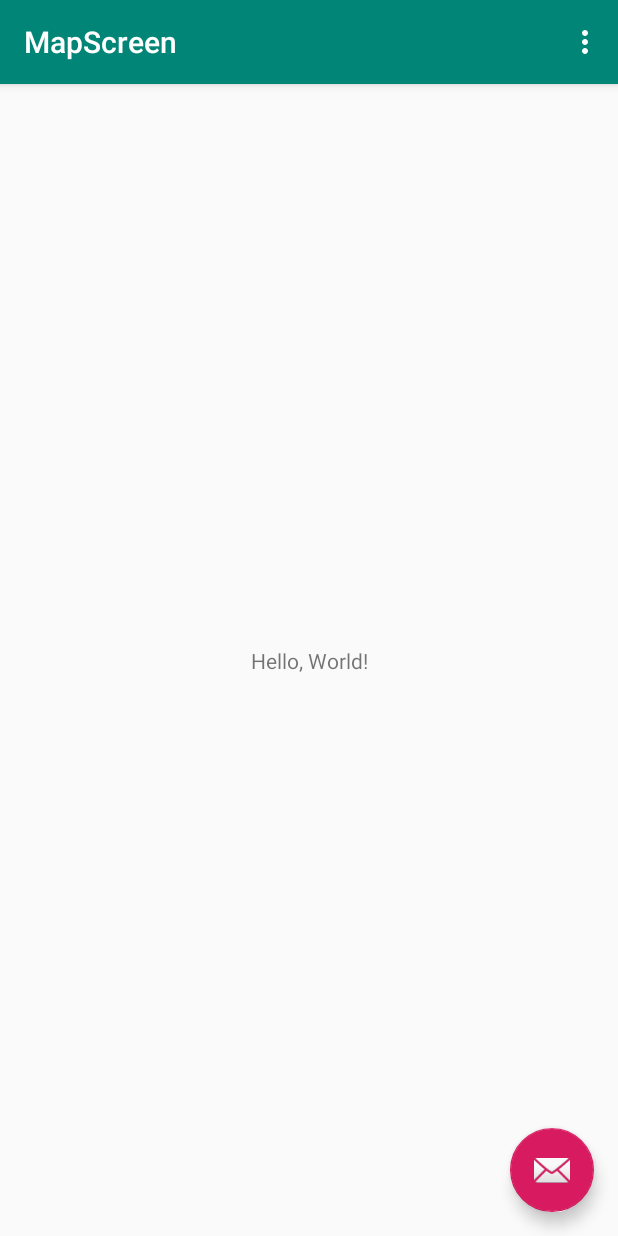
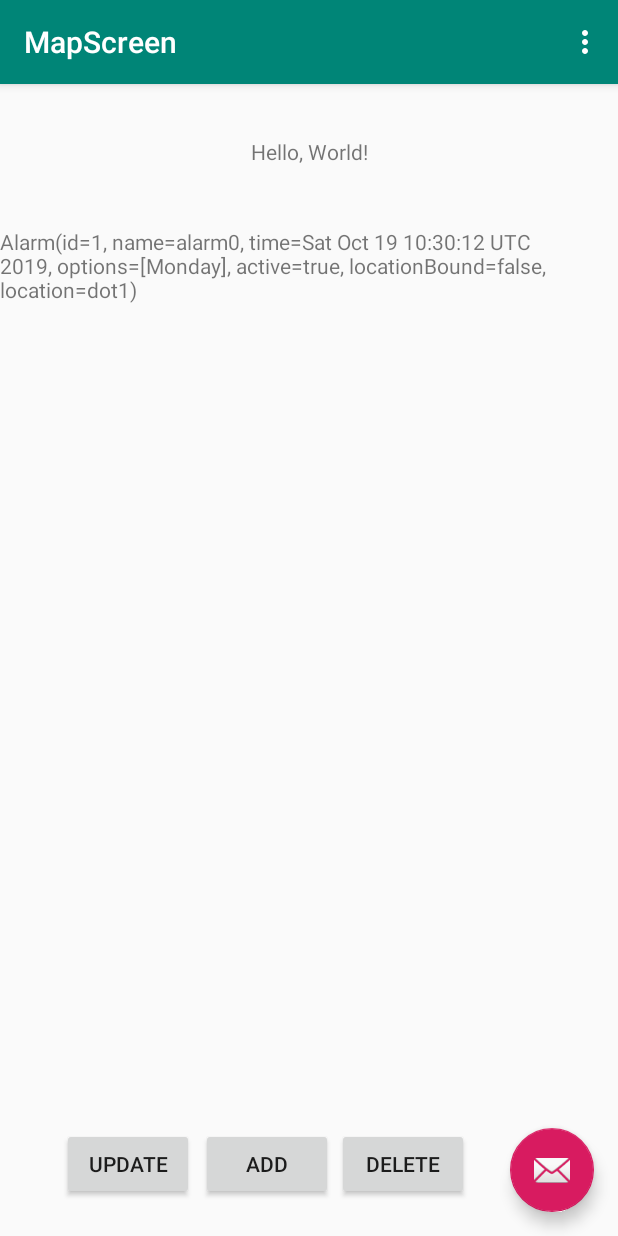
Before and after one commit to Alexanderrand101/mapalarm, an Android app: the screen it shows after launch (MainActivity), after a tap on an icon or button, on a phone screen of 412 x 824 dp. Run offline under Robolectric (Android 15) with nearby library versions, the light colour scheme and no system bars; 2 other taps on this screen came first.

Commit message:
Db things

```diff
--- a/app/src/main/java/com/matmik/mapalarm/android/MainActivity.kt
+++ b/app/src/main/java/com/matmik/mapalarm/android/MainActivity.kt
@@ -8,12 +8,22 @@ import androidx.appcompat.app.AppCompatActivity
 import android.view.Menu
 import android.view.MenuItem
 import android.view.View
+import android.widget.TextView
 import androidx.appcompat.app.AppCompatDelegate
 import com.matmik.mapalarm.android.config.LocaleManager
+import com.matmik.mapalarm.android.db.DbHelper
+import com.matmik.mapalarm.android.model.Alarm
+import com.matmik.mapalarm.android.model.Options
 
 import kotlinx.android.synthetic.main.activity_main.*
+import kotlinx.android.synthetic.main.content_main.*
+import java.util.*
+import kotlin.collections.ArrayList
 
 class MainActivity : AppCompatActivity(), View.OnClickListener {
+
+    private lateinit var dbHelper: DbHelper
+    private var counter = 0
 
     override fun attachBaseContext(base: Context?) {
         super.attachBaseContext(LocaleManager.setLocale(base))
@@ -23,11 +33,16 @@ class MainActivity : AppCompatActivity(), View.OnClickListener {
         super.onCreate(savedInstanceState)
         setContentView(R.layout.activity_main)
         setSupportActionBar(toolbar)
-        resetTitle()
+        dbHelper = DbHelper(this)
+        /*resetTitle()
         this.applicationContext.resources.configuration
         this.baseContext.resources.configuration
-        val string = getString(R.string.hw);
+        val string = getString(R.string.hw);*/
         fab.setOnClickListener(this)
+        add.setOnClickListener(this)
+        update.setOnClickListener(this)
+        delete.setOnClickListener(this)
+        refreshTb()
     }
 
     fun resetTitle(){
@@ -57,14 +72,43 @@ class MainActivity : AppCompatActivity(), View.OnClickListener {
 
             R.id.fab -> {
                 //LocaleManagerMew.setLocale(this@LoginCustomerFragment.activity?.applicationContext)
-                var mCurrentLanguage = LocaleManager.getCurrentLanguage(this.applicationContext)
+                /*var mCurrentLanguage = LocaleManager.getCurrentLanguage(this.applicationContext)
                 if (mCurrentLanguage == LocaleManager.mRussianFlag) {
                     LocaleManager.setNewLocale(this.applicationContext, LocaleManager.mEnglishFlag)
                 } else if (mCurrentLanguage == LocaleManager.mEnglishFlag) {
                     LocaleManager.setNewLocale(this.applicationContext, LocaleManager.mRussianFlag)
                 }
-                this.recreate()
+                this.recreate()*/
+            }
+            R.id.add -> {
+                dbHelper.addAlarm(Alarm(name = "alarm$counter",
+                    time = Date(System.currentTimeMillis()),
+                    options = arrayOf(Options.Monday).toList(),
+                    active = true,
+                    locationBound = false,
+                    location = "dot$counter"))
+                counter++
+            }
+            R.id.update -> {
+                val alarm = dbHelper.getAllAlarms().maxBy { it.id }
+                alarm!!.time = Date(System.currentTimeMillis())
+                alarm!!.location = "dot$counter"
+                dbHelper.updateAlarm(alarm)
+                counter++
+            }
+            R.id.delete -> {
+                val id = dbHelper.getAllAlarms().map { it.id }.maxBy { it }
+                dbHelper.deleteAlarm(id!!)
             }
         }
+        refreshTb()
+    }
+
+    private fun refreshTb(){
+        val view = findViewById<TextView>(R.id.output)
+        var text = ""
+        for (alarm in dbHelper.getAllAlarms())
+            text += alarm.toString() + "\n"
+        view.text = text
     }
 }
--- /dev/null
+++ b/app/src/main/java/com/matmik/mapalarm/android/UtilFuncs.kt
@@ -0,0 +1,3 @@
+package com.matmik.mapalarm.android
+
+fun Boolean.toInt(): Int = if (this) 1 else 0
--- /dev/null
+++ b/app/src/main/java/com/matmik/mapalarm/android/db/DbHelper.kt
@@ -0,0 +1,118 @@
+package com.matmik.mapalarm.android.db
+
+import android.content.ContentValues
+import android.content.Context
+import android.database.Cursor
+import android.database.sqlite.SQLiteDatabase
+import android.database.sqlite.SQLiteOpenHelper
+import com.matmik.mapalarm.android.model.Alarm
+import com.matmik.mapalarm.android.model.Options
+import com.matmik.mapalarm.android.toInt
+import java.lang.ArithmeticException
+import java.lang.Exception
+import java.util.*
+import kotlin.collections.ArrayList
+
+class DbHelper(context: Context): SQLiteOpenHelper(context, DB_NAME, null, DB_VERSION) {
+
+    companion object{
+        val DB_NAME = "MapAlarm.db"
+        val DB_VERSION = 1
+        val SEPARATOR = "|"
+        val NOT_FOUND_MSG = "alarm with id = %d not found"
+        val TABLE_NAME = "alarms"
+        val COL_ID = "id"
+        val COL_NAME = "name"
+        val COL_TIME = "time"
+        val COL_OPTIONS = "options"
+        val COL_ACTIVE = "active"
+        val COL_LOCATION_BOUND = "location_bound"
+        val COL_LOCATION = "location"
+        val SCRIPT_CREATE = "CREATE TABLE $TABLE_NAME (" +
+                "$COL_ID INTEGER PRIMARY KEY AUTOINCREMENT, " +
+                "$COL_NAME TEXT NOT NULL, " +
+                "$COL_TIME INTEGER NOT NULL, " +
+                "$COL_OPTIONS TEXT NOT NULL, " +
+                "$COL_ACTIVE INTEGER NOT NULL, " +
+                "$COL_LOCATION_BOUND INTEGER NOT NULL, " +
+                "$COL_LOCATION TEXT NOT NULL" +
+                ");"
+        val SCRIPT_DROP = "DROP TABLE $TABLE_NAME;"
+        val SCRIPT_GET = "SELECT * FROM $TABLE_NAME WHERE $COL_ID = ?;"
+        val SCRIPT_GET_ALL = "SELECT * FROM $TABLE_NAME;"
+    }
+
+    override fun onCreate(db: SQLiteDatabase?) {
+        db!!.execSQL(SCRIPT_CREATE)
+    }
+
+    override fun onUpgrade(db: SQLiteDatabase?, oldVersion: Int, newVersion: Int) {
+        db!!.execSQL(SCRIPT_DROP)
+        onCreate(db)
+    }
+
+    fun getAlarm(id: Int): Alarm{
+        val db = this.readableDatabase
+        val cursor = db.rawQuery(SCRIPT_GET, arrayOf(id.toString()))
+        if(cursor.moveToFirst()){
+            return parseCursor(cursor)
+        }
+        else{
+            throw Exception(NOT_FOUND_MSG.format(id))
+        }
+
+    }
+
+    fun addAlarm(alarm: Alarm){
+        val db = this.writableDatabase
+        val alarmValues = ContentValues()
+        alarmValues.put(COL_NAME, alarm.name)
+        alarmValues.put(COL_TIME, alarm.time.time)
+        alarmValues.put(COL_OPTIONS, alarm.options.joinToString(SEPARATOR))
+        alarmValues.put(COL_ACTIVE, alarm.active.toInt())
+        alarmValues.put(COL_LOCATION_BOUND, alarm.locationBound.toInt())
+        alarmValues.put(COL_LOCATION, alarm.location)
+        db.insert(TABLE_NAME, null, alarmValues)
+    }
+
+    fun updateAlarm(alarm: Alarm){
+        val db = this.writableDatabase
+        val alarmValues = ContentValues()
+        alarmValues.put(COL_NAME, alarm.name)
+        alarmValues.put(COL_TIME, alarm.time.time)
+        alarmValues.put(COL_OPTIONS, alarm.options.joinToString(SEPARATOR))
+        alarmValues.put(COL_ACTIVE, alarm.active.toInt())
+        alarmValues.put(COL_LOCATION_BOUND, alarm.locationBound.toInt())
+        alarmValues.put(COL_LOCATION, alarm.location)
+        db.update(TABLE_NAME, alarmValues, "$COL_ID = ?", arrayOf(alarm.id.toString()))
+    }
+
+    fun deleteAlarm(id: Int){
+        val db = this.writableDatabase
+        db.delete(TABLE_NAME, "$COL_ID = ?", arrayOf(id.toString()))
+    }
+
+    fun deleteAlarm(alarm: Alarm){
+        deleteAlarm(alarm.id)
+    }
+
+    private fun parseCursor(cursor: Cursor): Alarm{
+        return Alarm(cursor.getInt(cursor.getColumnIndex(COL_ID)),
+            cursor.getString(cursor.getColumnIndex(COL_NAME)),
+            Date(cursor.getLong(cursor.getColumnIndex(COL_TIME))),
+            cursor.getString(cursor.getColumnIndex(COL_OPTIONS)).split(SEPARATOR).map{Options.valueOf(it)},
+            cursor.getInt(cursor.getColumnIndex(COL_ACTIVE)) == 1,
+            cursor.getInt(cursor.getColumnIndex(COL_LOCATION_BOUND)) == 1,
+            cursor.getString(cursor.getColumnIndex((COL_LOCATION)))
+        )
+    }
+
+    fun getAllAlarms():ArrayList<Alarm>{
+        val db = this.readableDatabase
+        val cursor = db.rawQuery(SCRIPT_GET_ALL, null)
+        val alarmList = ArrayList<Alarm>()
+        while (cursor.moveToNext())
+            alarmList.add(parseCursor(cursor))
+        return alarmList
+    }
+}
--- /dev/null
+++ b/app/src/main/java/com/matmik/mapalarm/android/model/Alarm.kt
@@ -0,0 +1,12 @@
+package com.matmik.mapalarm.android.model
+
+import java.util.*
+
+data class Alarm(
+    var id: Int = -1,
+    var name: String,
+    var time: Date,
+    var options: List<Options>,
+    var active:Boolean = true,
+    var locationBound: Boolean = false,
+    var location: String = "")
--- /dev/null
+++ b/app/src/main/java/com/matmik/mapalarm/android/model/Options.kt
@@ -0,0 +1,5 @@
+package com.matmik.mapalarm.android.model
+
+enum class Options {
+    Monday, Tuesday, Wednesday, Thursday, Friday, Saturday, Sunday
+}
--- a/app/src/main/res/layout/content_main.xml
+++ b/app/src/main/res/layout/content_main.xml
@@ -9,12 +9,60 @@
     tools:showIn="@layout/activity_main">
 
     <TextView
+        android:id="@+id/textView"
         android:layout_width="wrap_content"
         android:layout_height="wrap_content"
         android:text="@string/hw"
         app:layout_constraintBottom_toBottomOf="parent"
         app:layout_constraintLeft_toLeftOf="parent"
         app:layout_constraintRight_toRightOf="parent"
+        app:layout_constraintTop_toTopOf="parent"
+        app:layout_constraintVertical_bias="0.047" />
+
+    <Button
+        android:id="@+id/add"
+        android:layout_width="wrap_content"
+        android:layout_height="wrap_content"
+        android:text="Add"
+        app:layout_constraintBottom_toBottomOf="parent"
+        app:layout_constraintEnd_toEndOf="parent"
+        app:layout_constraintHorizontal_bias="0.329"
+        app:layout_constraintStart_toStartOf="@+id/update"
+        app:layout_constraintTop_toBottomOf="@+id/textView"
+        app:layout_constraintVertical_bias="0.964" />
+
+    <Button
+        android:id="@+id/update"
+        android:layout_width="wrap_content"
+        android:layout_height="wrap_content"
+        android:text="Update"
+        app:layout_constraintBottom_toBottomOf="parent"
+        app:layout_constraintEnd_toEndOf="parent"
+        app:layout_constraintHorizontal_bias="0.127"
+        app:layout_constraintStart_toStartOf="parent"
+        app:layout_constraintTop_toTopOf="parent"
+        app:layout_constraintVertical_bias="0.967" />
+
+    <Button
+        android:id="@+id/delete"
+        android:layout_width="wrap_content"
+        android:layout_height="wrap_content"
+        android:text="Delete"
+        app:layout_constraintBottom_toBottomOf="parent"
+        app:layout_constraintEnd_toEndOf="parent"
+        app:layout_constraintHorizontal_bias="0.694"
+        app:layout_constraintStart_toStartOf="parent"
+        app:layout_constraintTop_toTopOf="parent"
+        app:layout_constraintVertical_bias="0.967" />
+
+    <TextView
+        android:id="@+id/output"
+        android:layout_width="0dp"
+        android:layout_height="577dp"
+        android:text="TextView"
+        app:layout_constraintBottom_toBottomOf="parent"
+        app:layout_constraintEnd_toEndOf="parent"
+        app:layout_constraintStart_toStartOf="parent"
         app:layout_constraintTop_toTopOf="parent" />
 
 </androidx.constraintlayout.widget.ConstraintLayout>
```
